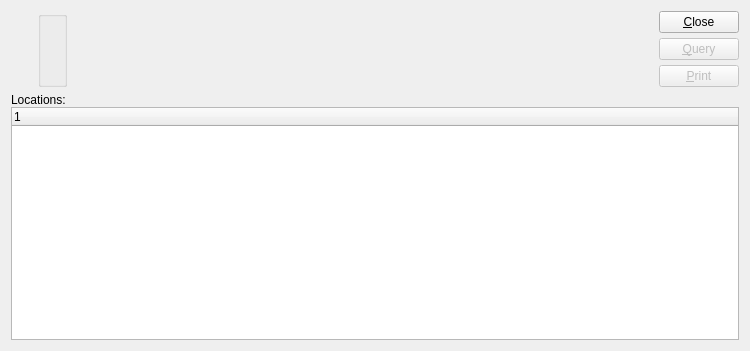
Qt form xtuple/trunk/guiclient/dspInventoryLocator.ui (WooodHead/xtuple) before a commit.
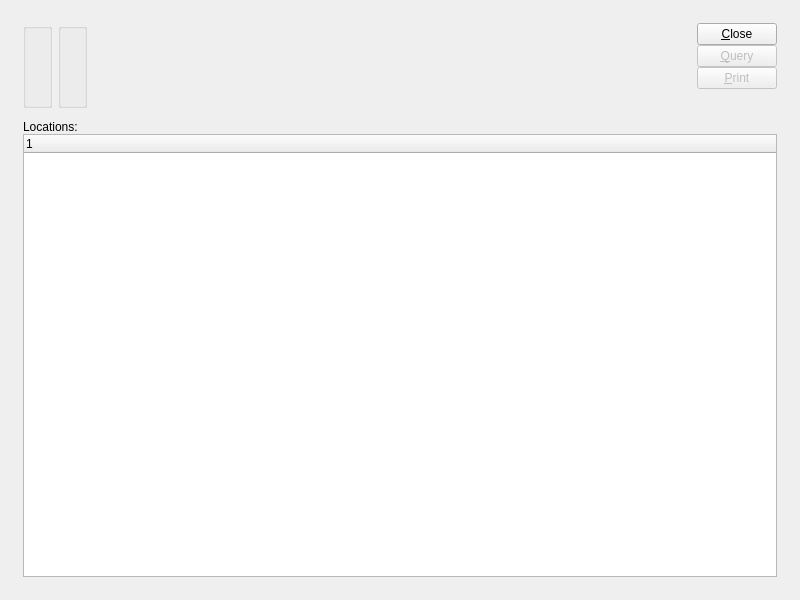
The same form after that commit. Custom widgets are drawn as their Qt base class.

Patch:
```diff
--- a/xtuple/trunk/guiclient/dspInventoryLocator.ui
+++ b/xtuple/trunk/guiclient/dspInventoryLocator.ui
@@ -13,92 +13,46 @@
    <rect>
     <x>0</x>
     <y>0</y>
-    <width>750</width>
-    <height>351</height>
+    <width>800</width>
+    <height>600</height>
    </rect>
   </property>
   <property name="windowTitle" >
    <string>Location/Lot/Serial # Detail</string>
   </property>
-   <layout class="QVBoxLayout" >
-    <item>
-     <layout class="QHBoxLayout" >
+  <layout class="QGridLayout" name="gridLayout_4" >
+   <item row="0" column="0" >
+    <layout class="QGridLayout" name="gridLayout_3" >
       <property name="margin" >
-       <number>0</number>
+      <number>12</number>
       </property>
       <property name="spacing" >
-       <number>7</number>
-      </property>
+      <number>12</number>
+     </property>
+     <item row="0" column="0" >
+      <layout class="QHBoxLayout" name="horizontalLayout" >
       <item>
-       <layout class="QVBoxLayout" >
-        <property name="margin" >
-         <number>0</number>
-        </property>
-        <property name="spacing" >
-         <number>0</number>
-        </property>
-        <item>
+        <widget class="QGroupBox" name="_itemGroup" >
+         <property name="title" >
+          <string/>
+         </property>
+         <layout class="QGridLayout" name="gridLayout" >
+          <item row="0" column="0" >
          <widget class="ItemCluster" name="_item" />
         </item>
-        <item>
-         <spacer>
-          <property name="orientation" >
-           <enum>Qt::Vertical</enum>
-          </property>
-          <property name="sizeType" >
-           <enum>QSizePolicy::Preferred</enum>
-          </property>
-          <property name="sizeHint" >
-           <size>
-            <width>20</width>
-            <height>16</height>
-           </size>
-          </property>
-         </spacer>
-        </item>
-       </layout>
-      </item>
-      <item>
-       <layout class="QVBoxLayout" >
-        <property name="margin" >
-         <number>0</number>
-        </property>
-        <property name="spacing" >
-         <number>0</number>
-        </property>
+         </layout>
+        </widget>
+       </item>
         <item>
          <widget class="WarehouseGroup" name="_warehouse" >
           <property name="title" >
            <string/>
           </property>
-         </widget>
-        </item>
-        <item>
-         <spacer>
-          <property name="orientation" >
-           <enum>Qt::Vertical</enum>
-          </property>
-          <property name="sizeType" >
-           <enum>QSizePolicy::Preferred</enum>
-          </property>
-          <property name="sizeHint" >
-           <size>
-            <width>10</width>
-            <height>0</height>
-           </size>
-          </property>
-         </spacer>
-        </item>
-       </layout>
-      </item>
-      <item>
-       <layout class="QHBoxLayout" >
-        <property name="margin" >
-         <number>0</number>
-        </property>
-        <property name="spacing" >
-         <number>0</number>
-        </property>
+         <property name="fixedSize" >
+          <bool>false</bool>
+         </property>
+        </widget>
+       </item>
         <item>
          <spacer>
           <property name="orientation" >
@@ -107,21 +61,18 @@
           <property name="sizeType" >
            <enum>QSizePolicy::Expanding</enum>
           </property>
-          <property name="sizeHint" >
+         <property name="sizeHint" stdset="0" >
            <size>
-            <width>185</width>
-            <height>20</height>
+           <width>0</width>
+           <height>85</height>
            </size>
           </property>
          </spacer>
         </item>
         <item>
          <layout class="QVBoxLayout" >
-          <property name="margin" >
-           <number>0</number>
-          </property>
           <property name="spacing" >
-           <number>5</number>
+          <number>0</number>
           </property>
           <item>
            <widget class="QPushButton" name="_close" >
@@ -156,17 +107,43 @@
             </property>
            </widget>
           </item>
-         </layout>
-        </item>
-       </layout>
-      </item>
-     </layout>
-    </item>
     <item>
-     <layout class="QVBoxLayout" >
+          <spacer name="verticalSpacer" >
+           <property name="orientation" >
+            <enum>Qt::Vertical</enum>
+           </property>
+           <property name="sizeHint" stdset="0" >
+            <size>
+             <width>20</width>
+             <height>0</height>
+            </size>
+           </property>
+          </spacer>
+         </item>
+        </layout>
+       </item>
+      </layout>
+     </item>
+     <item row="1" column="0" >
+      <widget class="QFrame" name="frame" >
+       <property name="sizePolicy" >
+        <sizepolicy vsizetype="Expanding" hsizetype="Preferred" >
+         <horstretch>0</horstretch>
+         <verstretch>1</verstretch>
+        </sizepolicy>
+       </property>
+       <property name="frameShape" >
+        <enum>QFrame::NoFrame</enum>
+       </property>
+       <property name="frameShadow" >
+        <enum>QFrame::Raised</enum>
+       </property>
+       <layout class="QGridLayout" name="gridLayout_2" >
       <property name="margin" >
        <number>0</number>
       </property>
+        <item row="0" column="0" >
+         <layout class="QVBoxLayout" >
       <property name="spacing" >
        <number>0</number>
       </property>
@@ -180,9 +157,7 @@
       <item>
        <widget class="XTreeWidget" name="_itemloc" >
         <property name="sizePolicy" >
-         <sizepolicy>
-          <hsizetype>7</hsizetype>
-          <vsizetype>7</vsizetype>
+             <sizepolicy vsizetype="Expanding" hsizetype="Expanding" >
           <horstretch>0</horstretch>
           <verstretch>0</verstretch>
          </sizepolicy>
@@ -199,14 +174,14 @@
     </item>
    </layout>
  </widget>
+     </item>
+    </layout>
+   </item>
+  </layout>
+ </widget>
  <layoutdefault spacing="6" margin="11" />
  <pixmapfunction>qPixmapFromMimeSource</pixmapfunction>
  <customwidgets>
-  <customwidget>
-   <class>XTreeWidget</class>
-   <extends>QTreeWidget</extends>
-   <header>xtreewidget.h</header>
-  </customwidget>
   <customwidget>
    <class>ItemCluster</class>
    <extends>QWidget</extends>
@@ -217,6 +192,11 @@
    <extends>QGroupBox</extends>
    <header>warehousegroup.h</header>
   </customwidget>
+  <customwidget>
+   <class>XTreeWidget</class>
+   <extends>QTreeWidget</extends>
+   <header>xtreewidget.h</header>
+  </customwidget>
  </customwidgets>
  <tabstops>
   <tabstop>_item</tabstop>
```
Left out of the diff: 3 changed lines with no effect on the pictures. Lines whose indentation alone changed are shown as unchanged.
